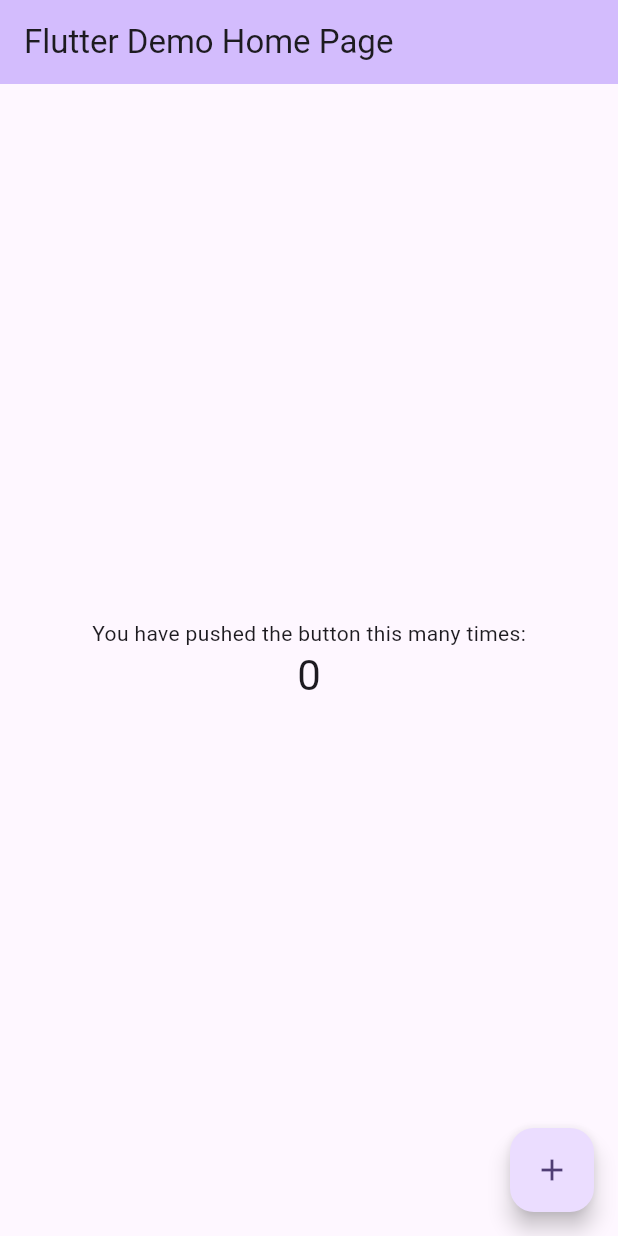
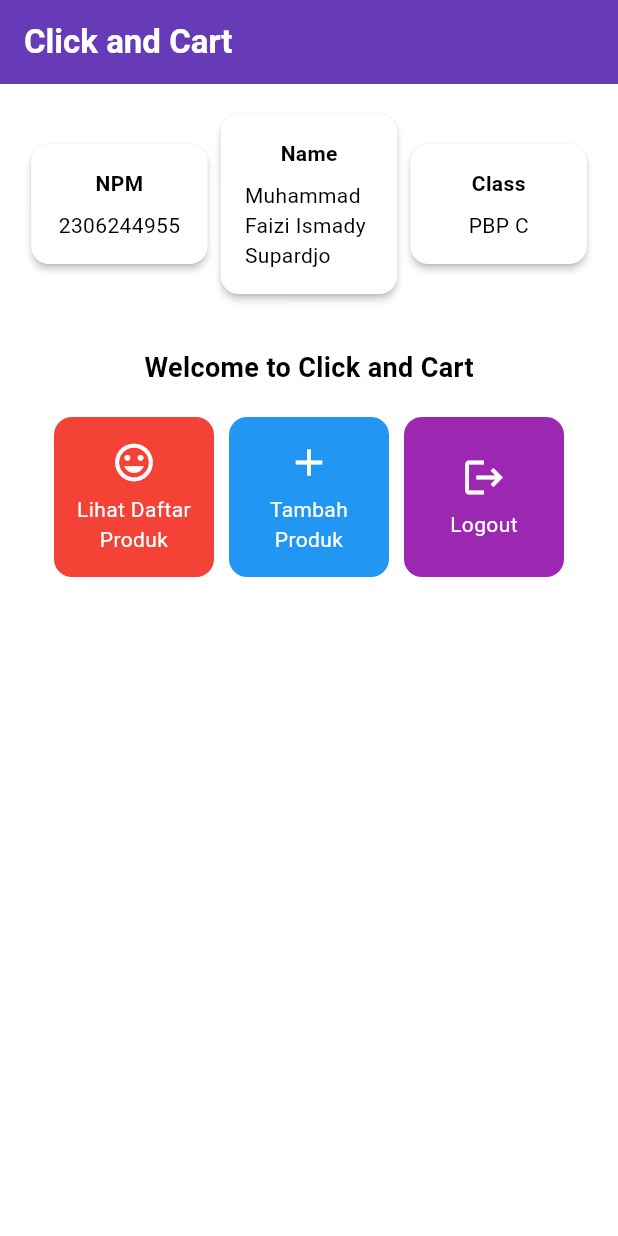
Before and after one commit to FaiziIsmady/click-and-cart-mobile, a Flutter app: the screen it shows after launch, on a phone screen of 412 x 824 dp. Run offline on Flutter 3.47's test engine with Material 3 defaults, Android fonts, the phone set to English and light mode, and no system bars.

Commit message:
Done tutorial 6 pada tugas 7 PBP (warna tombol udah beda-beda)

```diff
--- a/lib/main.dart
+++ b/lib/main.dart
@@ -1,4 +1,5 @@
 import 'package:flutter/material.dart';
+import 'package:click_and_cart/menu.dart';
 
 void main() {
   runApp(const MyApp());
@@ -28,98 +29,12 @@
         //
         // This works for code too, not just values: Most code changes can be
         // tested with just a hot reload.
-        colorScheme: ColorScheme.fromSeed(seedColor: Colors.deepPurple),
+         colorScheme: ColorScheme.fromSwatch(
+       primarySwatch: Colors.deepPurple,
+        ).copyWith(secondary: Colors.deepPurple[400]),
         useMaterial3: true,
       ),
-      home: const MyHomePage(title: 'Flutter Demo Home Page'),
+      home: MyHomePage(),
     );
   }
 }
-
-class MyHomePage extends StatefulWidget {
-  const MyHomePage({super.key, required this.title});
-
-  // This widget is the home page of your application. It is stateful, meaning
-  // that it has a State object (defined below) that contains fields that affect
-  // how it looks.
-
-  // This class is the configuration for the state. It holds the values (in this
-  // case the title) provided by the parent (in this case the App widget) and
-  // used by the build method of the State. Fields in a Widget subclass are
-  // always marked "final".
-
-  final String title;
-
-  @override
-  State<MyHomePage> createState() => _MyHomePageState();
-}
-
-class _MyHomePageState extends State<MyHomePage> {
-  int _counter = 0;
-
-  void _incrementCounter() {
-    setState(() {
-      // This call to setState tells the Flutter framework that something has
-      // changed in this State, which causes it to rerun the build method below
-      // so that the display can reflect the updated values. If we changed
-      // _counter without calling setState(), then the build method would not be
-      // called again, and so nothing would appear to happen.
-      _counter++;
-    });
-  }
-
-  @override
-  Widget build(BuildContext context) {
-    // This method is rerun every time setState is called, for instance as done
-    // by the _incrementCounter method above.
-    //
-    // The Flutter framework has been optimized to make rerunning build methods
-    // fast, so that you can just rebuild anything that needs updating rather
-    // than having to individually change instances of widgets.
-    return Scaffold(
-      appBar: AppBar(
-        // TRY THIS: Try changing the color here to a specific color (to
-        // Colors.amber, perhaps?) and trigger a hot reload to see the AppBar
-        // change color while the other colors stay the same.
-        backgroundColor: Theme.of(context).colorScheme.inversePrimary,
-        // Here we take the value from the MyHomePage object that was created by
-        // the App.build method, and use it to set our appbar title.
-        title: Text(widget.title),
-      ),
-      body: Center(
-        // Center is a layout widget. It takes a single child and positions it
-        // in the middle of the parent.
-        child: Column(
-          // Column is also a layout widget. It takes a list of children and
-          // arranges them vertically. By default, it sizes itself to fit its
-          // children horizontally, and tries to be as tall as its parent.
-          //
-          // Column has various properties to control how it sizes itself and
-          // how it positions its children. Here we use mainAxisAlignment to
-          // center the children vertically; the main axis here is the vertical
-          // axis because Columns are vertical (the cross axis would be
-          // horizontal).
-          //
-          // TRY THIS: Invoke "debug painting" (choose the "Toggle Debug Paint"
-          // action in the IDE, or press "p" in the console), to see the
-          // wireframe for each widget.
-          mainAxisAlignment: MainAxisAlignment.center,
-          children: <Widget>[
-            const Text(
-              'You have pushed the button this many times:',
-            ),
-            Text(
-              '$_counter',
-              style: Theme.of(context).textTheme.headlineMedium,
-            ),
-          ],
-        ),
-      ),
-      floatingActionButton: FloatingActionButton(
-        onPressed: _incrementCounter,
-        tooltip: 'Increment',
-        child: const Icon(Icons.add),
-      ), // This trailing comma makes auto-formatting nicer for build methods.
-    );
-  }
-}
--- /dev/null
+++ b/lib/menu.dart
@@ -0,0 +1,190 @@
+import 'package:flutter/material.dart';
+
+class MyHomePage extends StatelessWidget {
+    MyHomePage({super.key});
+
+    final String npm = '2306244955'; // NPM
+    final String name = 'Muhammad Faizi Ismady Supardjo'; // Nama
+    final String className = 'PBP C'; // Kelas
+
+    final List<ItemHomepage> items = [
+         ItemHomepage("Lihat Daftar Produk", Icons.mood, Colors.red),
+         ItemHomepage("Tambah Produk", Icons.add, Colors.blue),
+         ItemHomepage("Logout", Icons.logout, Colors.purple),
+     ];
+
+    @override
+    Widget build(BuildContext context) {
+        // Scaffold menyediakan struktur dasar halaman dengan AppBar dan body.
+        return Scaffold(
+            // AppBar adalah bagian atas halaman yang menampilkan judul.
+            appBar: AppBar(
+                // Judul aplikasi "Click and Cart" dengan teks putih dan tebal.
+                title: const Text(
+                    'Click and Cart',
+                    style: TextStyle(
+                        color: Colors.white,
+                        fontWeight: FontWeight.bold,
+                    ),
+                ),
+                // Warna latar belakang AppBar diambil dari skema warna tema aplikasi.
+                backgroundColor: Theme.of(context).colorScheme.primary,
+            ),
+            // Body halaman dengan padding di sekelilingnya.
+            body: Padding(
+                padding: const EdgeInsets.all(16.0),
+                // Menyusun widget secara vertikal dalam sebuah kolom.
+                child: Column(
+                    crossAxisAlignment: CrossAxisAlignment.center,
+                    children: [
+                        // Row untuk menampilkan 3 InfoCard secara horizontal.
+                        Row(
+                            mainAxisAlignment: MainAxisAlignment.spaceEvenly,
+                            children: [
+                                InfoCard(title: 'NPM', content: npm),
+                                InfoCard(title: 'Name', content: name),
+                                InfoCard(title: 'Class', content: className),
+                            ],
+                        ),
+
+                        // Memberikan jarak vertikal 16 unit.
+                        const SizedBox(height: 16.0),
+
+                        // Menempatkan widget berikutnya di tengah halaman.
+                        Center(
+                            child: Column(
+                                // Menyusun teks dan grid item secara vertikal.
+                                children: [
+                                    // Menampilkan teks sambutan dengan gaya tebal dan ukuran 18.
+                                    const Padding(
+                                        padding: EdgeInsets.only(top: 16.0),
+                                        child: Text(
+                                            'Welcome to Click and Cart',
+                                            style: TextStyle(
+                                                fontWeight: FontWeight.bold,
+                                                fontSize: 18.0,
+                                            ),
+                                        ),
+                                    ),
+
+                                    // Grid untuk menampilkan ItemCard dalam bentuk grid 3 kolom.
+                                    GridView.count(
+                                        primary: true,
+                                        padding: const EdgeInsets.all(20),
+                                        crossAxisSpacing: 10,
+                                        mainAxisSpacing: 10,
+                                        crossAxisCount: 3,
+                                        // Agar grid menyesuaikan tinggi kontennya.
+                                        shrinkWrap: true,
+
+                                        // Menampilkan ItemCard untuk setiap item dalam list items.
+                                        children: items.map((ItemHomepage item) {
+                                            return ItemCard(item);
+                                        }).toList(),
+                                    ),
+                                ],
+                            ),
+                        ),
+                    ],
+                ),
+            ),
+        );
+    }
+}
+
+
+class InfoCard extends StatelessWidget {
+  // Kartu informasi yang menampilkan title dan content.
+
+  final String title;  // Judul kartu.
+  final String content;  // Isi kartu.
+
+  const InfoCard({super.key, required this.title, required this.content});
+
+  @override
+  Widget build(BuildContext context) {
+    return Card(
+      // Membuat kotak kartu dengan bayangan dibawahnya.
+      elevation: 2.0,
+      child: Container(
+        // Mengatur ukuran dan jarak di dalam kartu.
+        width: MediaQuery.of(context).size.width / 3.5, // menyesuaikan dengan lebar device yang digunakan.
+        padding: const EdgeInsets.all(16.0),
+        // Menyusun title dan content secara vertikal.
+        child: Column(
+          children: [
+            Text(
+              title,
+              style: const TextStyle(fontWeight: FontWeight.bold),
+            ),
+            const SizedBox(height: 8.0),
+            Text(content),
+          ],
+        ),
+      ),
+    );
+  }
+}
+
+class ItemHomepage {
+     final String name;
+     final IconData icon;
+     final Color color;
+
+
+     ItemHomepage(this.name, this.icon, this.color);
+ }
+
+ class ItemCard extends StatelessWidget {
+  // Menampilkan kartu dengan ikon dan nama.
+
+  final ItemHomepage item;
+
+  const ItemCard(this.item, {super.key});
+
+  @override
+  Widget build(BuildContext context) {
+    return Material(
+      // Menentukan warna latar belakang dari tema aplikasi.
+      color: item.color,
+      // Membuat sudut kartu melengkung.
+      borderRadius: BorderRadius.circular(12),
+
+      child: InkWell(
+        // Aksi ketika kartu ditekan.
+        onTap: () {
+          // Menampilkan pesan SnackBar saat kartu ditekan.
+          ScaffoldMessenger.of(context)
+            ..hideCurrentSnackBar()
+            ..showSnackBar(
+              SnackBar(content: Text("Kamu telah menekan tombol ${item.name}!"))
+            );
+        },
+        // Container untuk menyimpan Icon dan Text
+        child: Container(
+          padding: const EdgeInsets.all(8),
+          child: Center(
+            child: Column(
+              // Menyusun ikon dan teks di tengah kartu.
+              mainAxisAlignment: MainAxisAlignment.center,
+              children: [
+                Icon(
+                  item.icon,
+                  color: Colors.white,
+                  size: 30.0,
+                ),
+                const Padding(padding: EdgeInsets.all(3)),
+                Text(
+                  item.name,
+                  textAlign: TextAlign.center,
+                  style: const TextStyle(color: Colors.white),
+                ),
+              ],
+            ),
+          ),
+        ),
+      ),
+    );
+  }
+
+}
```
